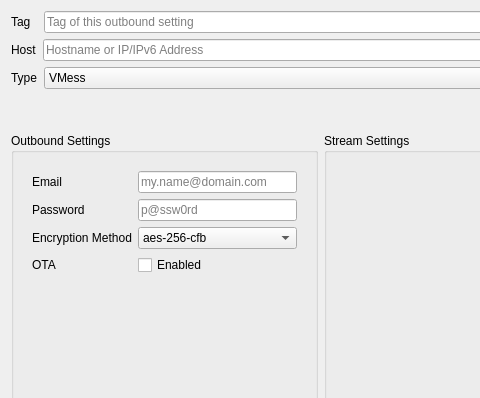
The window that src/ui/editors/w_OutboundEditor.ui (Qv2ray/Qv2ray) describes before a commit, drawn with Qt 5; both pictures show x 0 to 480 and y 0 to 398 of the 920 by 596 pixel window.
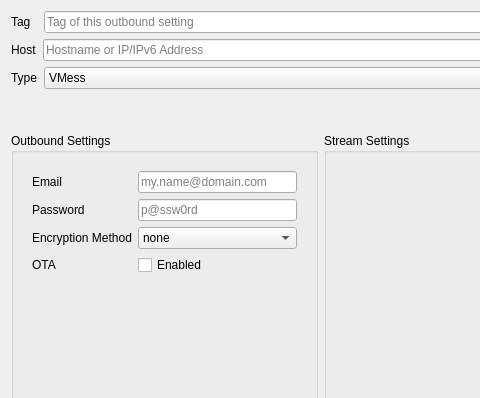
The same window after the commit. The open tabs and pages were chosen to show the change.

Commit message: add: added none as a Shadowsocks cipher

Diff of the .ui file:
```diff
--- a/src/ui/editors/w_OutboundEditor.ui
+++ b/src/ui/editors/w_OutboundEditor.ui
@@ -413,6 +413,11 @@
               <verstretch>0</verstretch>
              </sizepolicy>
             </property>
+            <item>
+             <property name="text">
+              <string notr="true">none</string>
+             </property>
+            </item>
             <item>
              <property name="text">
               <string notr="true">aes-256-cfb</string>
```
The commit also changes 1 other file.
